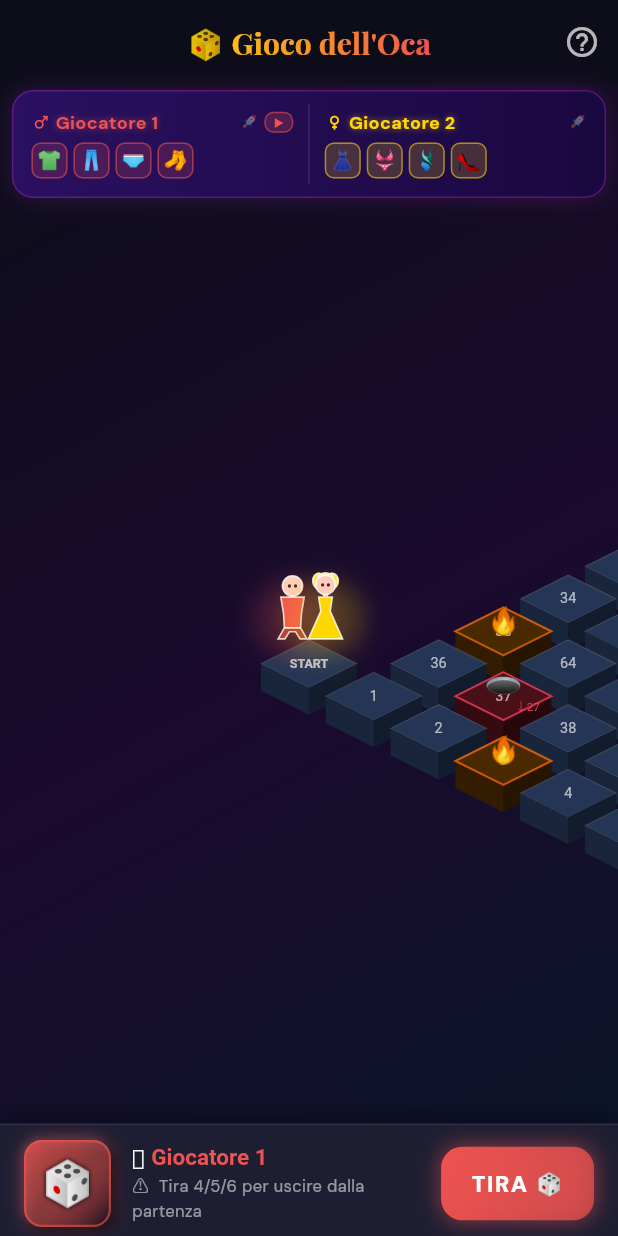
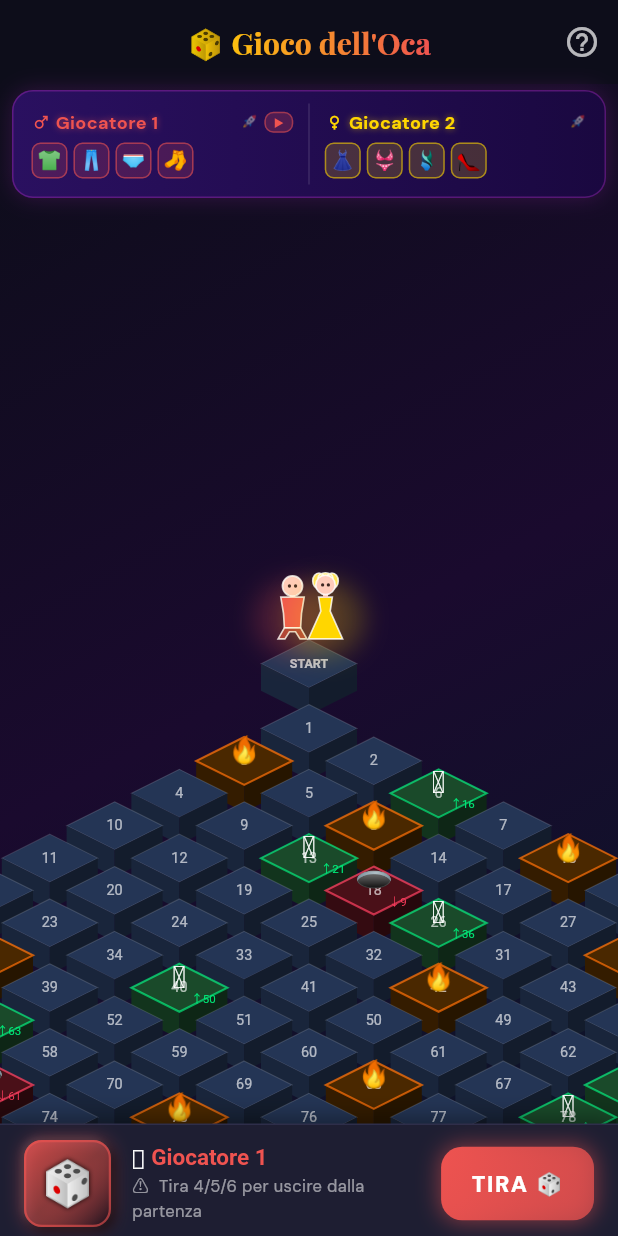
Before and after one commit to godcorpspa/kamasutra_app, a Flutter app: the GoosePlayScreen screen opened by its route, on a phone screen of 412 x 824 dp. Run offline on Flutter 3.47's test engine with Material 3 defaults, Android fonts, the phone set to English and light mode, and no system bars; our stand-ins replace cloud_firestore, confetti, easy_localization, equatable, firebase_auth, firebase_core and 6 more; accounts and stored records are empty; network calls fail; project files that could hold a hidden picture were left out.

```diff
--- a/lib/features/games/goose_game/presentation/goose_play_screen.dart
+++ b/lib/features/games/goose_game/presentation/goose_play_screen.dart
@@ -31,60 +31,78 @@ const double _kTileH   = 32.0;    // isometric tile height
 const double _kBlockH  = 18.0;    // 3-D block depth
 const double _kTileStep = 1.35;   // grid-to-screen spacing multiplier (>1 = gaps between tiles)
 const double _kBoardCX = 520.0;   // board centre-X in the large canvas
-const double _kBoardTY = 85.0;    // board top-Y in the large canvas
+const double _kBoardTY = 110.0;   // board top-Y in the large canvas
 const double _kCanvasW = 1050.0;
 const double _kCanvasH = 680.0;
 const _kSkin = Color(0xFFFFCCBC); // skin tone for pawn heads
 const _kHair = Color(0xFF4A2C2A); // dark hair colour
 
-// ── Serpentine spiral path: (col, row) grid position for each board square ──
-// pos 0 = START (just left of pos 1), pos 100 = FINISH (board centre)
-// Layout: spiral from outer ring inward, starting at bottom-left.
+// ── Diamond serpentine path: iso-horizontal strips that expand then contract ──
+// In isometric view each strip appears as a HORIZONTAL row (not diagonal).
+// The path forms a diamond/rhombus: narrow at top (pos 1), widest at the
+// equator (pos 46-55), narrow at bottom (pos 100 = FINISH).
+// Total: 1+2+3+…+10+…+3+2+1 = 100 board tiles (pos 1-100).
+// pos 0 = START, directly above pos 1 in screen space (col+row decreases = up).
 const List<Offset> _kGridPath = [
-  Offset(-1, 9),  // 0  START
-  // Ring 0 – bottom L→R (1-10)
-  Offset(0, 9), Offset(1, 9), Offset(2, 9), Offset(3, 9), Offset(4, 9),
-  Offset(5, 9), Offset(6, 9), Offset(7, 9), Offset(8, 9), Offset(9, 9),
-  // Ring 0 – right col up (11-19)
-  Offset(9, 8), Offset(9, 7), Offset(9, 6), Offset(9, 5), Offset(9, 4),
-  Offset(9, 3), Offset(9, 2), Offset(9, 1), Offset(9, 0),
-  // Ring 0 – top R→L (20-28)
-  Offset(8, 0), Offset(7, 0), Offset(6, 0), Offset(5, 0), Offset(4, 0),
-  Offset(3, 0), Offset(2, 0), Offset(1, 0), Offset(0, 0),
-  // Ring 0 – left col down (29-36)
-  Offset(0, 1), Offset(0, 2), Offset(0, 3), Offset(0, 4),
-  Offset(0, 5), Offset(0, 6), Offset(0, 7), Offset(0, 8),
-  // Ring 1 – bottom L→R (37-44)
-  Offset(1, 8), Offset(2, 8), Offset(3, 8), Offset(4, 8),
-  Offset(5, 8), Offset(6, 8), Offset(7, 8), Offset(8, 8),
-  // Ring 1 – right col up (45-51)
-  Offset(8, 7), Offset(8, 6), Offset(8, 5), Offset(8, 4),
-  Offset(8, 3), Offset(8, 2), Offset(8, 1),
-  // Ring 1 – top R→L (52-58)
-  Offset(7, 1), Offset(6, 1), Offset(5, 1), Offset(4, 1),
-  Offset(3, 1), Offset(2, 1), Offset(1, 1),
-  // Ring 1 – left col down (59-64)
-  Offset(1, 2), Offset(1, 3), Offset(1, 4), Offset(1, 5), Offset(1, 6), Offset(1, 7),
-  // Ring 2 – bottom L→R (65-70)
-  Offset(2, 7), Offset(3, 7), Offset(4, 7), Offset(5, 7), Offset(6, 7), Offset(7, 7),
-  // Ring 2 – right col up (71-75)
-  Offset(7, 6), Offset(7, 5), Offset(7, 4), Offset(7, 3), Offset(7, 2),
-  // Ring 2 – top R→L (76-80)
-  Offset(6, 2), Offset(5, 2), Offset(4, 2), Offset(3, 2), Offset(2, 2),
-  // Ring 2 – left col down (81-84)
-  Offset(2, 3), Offset(2, 4), Offset(2, 5), Offset(2, 6),
-  // Ring 3 – bottom L→R (85-88)
-  Offset(3, 6), Offset(4, 6), Offset(5, 6), Offset(6, 6),
-  // Ring 3 – right col up (89-91)
-  Offset(6, 5), Offset(6, 4), Offset(6, 3),
-  // Ring 3 – top R→L (92-94)
-  Offset(5, 3), Offset(4, 3), Offset(3, 3),
-  // Ring 3 – left col down (95-96)
-  Offset(3, 4), Offset(3, 5),
-  // Ring 4 – bottom L→R (97-98)
-  Offset(4, 5), Offset(5, 5),
-  // Ring 4 – centre (99-100)
-  Offset(5, 4), Offset(4, 4),  // 100 = FINISH
+  Offset(-1, -1), // 0  START – directly above pos 1 in screen
+
+  // Strip k=0 (1 tile, top vertex) ── going right
+  Offset(0, 0),   // 1
+
+  // Strip k=1 (2 tiles) ── going LEFT (col–, row+)
+  Offset(1, 0), Offset(0, 1),   // 2-3
+
+  // Strip k=2 (3 tiles) ── going RIGHT
+  Offset(0, 2), Offset(1, 1), Offset(2, 0),   // 4-6
+
+  // Strip k=3 (4 tiles) ── going LEFT
+  Offset(3, 0), Offset(2, 1), Offset(1, 2), Offset(0, 3),   // 7-10
+
+  // Strip k=4 (5 tiles) ── going RIGHT
+  Offset(0, 4), Offset(1, 3), Offset(2, 2), Offset(3, 1), Offset(4, 0),   // 11-15
+
+  // Strip k=5 (6 tiles) ── going LEFT
+  Offset(5, 0), Offset(4, 1), Offset(3, 2), Offset(2, 3), Offset(1, 4), Offset(0, 5),   // 16-21
+
+  // Strip k=6 (7 tiles) ── going RIGHT
+  Offset(0, 6), Offset(1, 5), Offset(2, 4), Offset(3, 3), Offset(4, 2), Offset(5, 1), Offset(6, 0),   // 22-28
+
+  // Strip k=7 (8 tiles) ── going LEFT
+  Offset(7, 0), Offset(6, 1), Offset(5, 2), Offset(4, 3), Offset(3, 4), Offset(2, 5), Offset(1, 6), Offset(0, 7),   // 29-36
+
+  // Strip k=8 (9 tiles) ── going RIGHT
+  Offset(0, 8), Offset(1, 7), Offset(2, 6), Offset(3, 5), Offset(4, 4), Offset(5, 3), Offset(6, 2), Offset(7, 1), Offset(8, 0),   // 37-45
+
+  // Strip k=9 (10 tiles, widest) ── going LEFT
+  Offset(9, 0), Offset(8, 1), Offset(7, 2), Offset(6, 3), Offset(5, 4),
+  Offset(4, 5), Offset(3, 6), Offset(2, 7), Offset(1, 8), Offset(0, 9),   // 46-55
+
+  // Strip k=10 (9 tiles) ── going RIGHT
+  Offset(1, 9), Offset(2, 8), Offset(3, 7), Offset(4, 6), Offset(5, 5), Offset(6, 4), Offset(7, 3), Offset(8, 2), Offset(9, 1),   // 56-64
+
+  // Strip k=11 (8 tiles) ── going LEFT
+  Offset(9, 2), Offset(8, 3), Offset(7, 4), Offset(6, 5), Offset(5, 6), Offset(4, 7), Offset(3, 8), Offset(2, 9),   // 65-72
+
+  // Strip k=12 (7 tiles) ── going RIGHT
+  Offset(3, 9), Offset(4, 8), Offset(5, 7), Offset(6, 6), Offset(7, 5), Offset(8, 4), Offset(9, 3),   // 73-79
+
+  // Strip k=13 (6 tiles) ── going LEFT
+  Offset(9, 4), Offset(8, 5), Offset(7, 6), Offset(6, 7), Offset(5, 8), Offset(4, 9),   // 80-85
+
+  // Strip k=14 (5 tiles) ── going RIGHT
+  Offset(5, 9), Offset(6, 8), Offset(7, 7), Offset(8, 6), Offset(9, 5),   // 86-90
+
+  // Strip k=15 (4 tiles) ── going LEFT
+  Offset(9, 6), Offset(8, 7), Offset(7, 8), Offset(6, 9),   // 91-94
+
+  // Strip k=16 (3 tiles) ── going RIGHT
+  Offset(7, 9), Offset(8, 8), Offset(9, 7),   // 95-97
+
+  // Strip k=17 (2 tiles) ── going LEFT
+  Offset(9, 8), Offset(8, 9),   // 98-99
+
+  // Strip k=18 (1 tile, bottom vertex) ── FINISH
+  Offset(9, 9),   // 100  FINISH
 ];
 
 // ==================== PLAY SCREEN ====================
```
